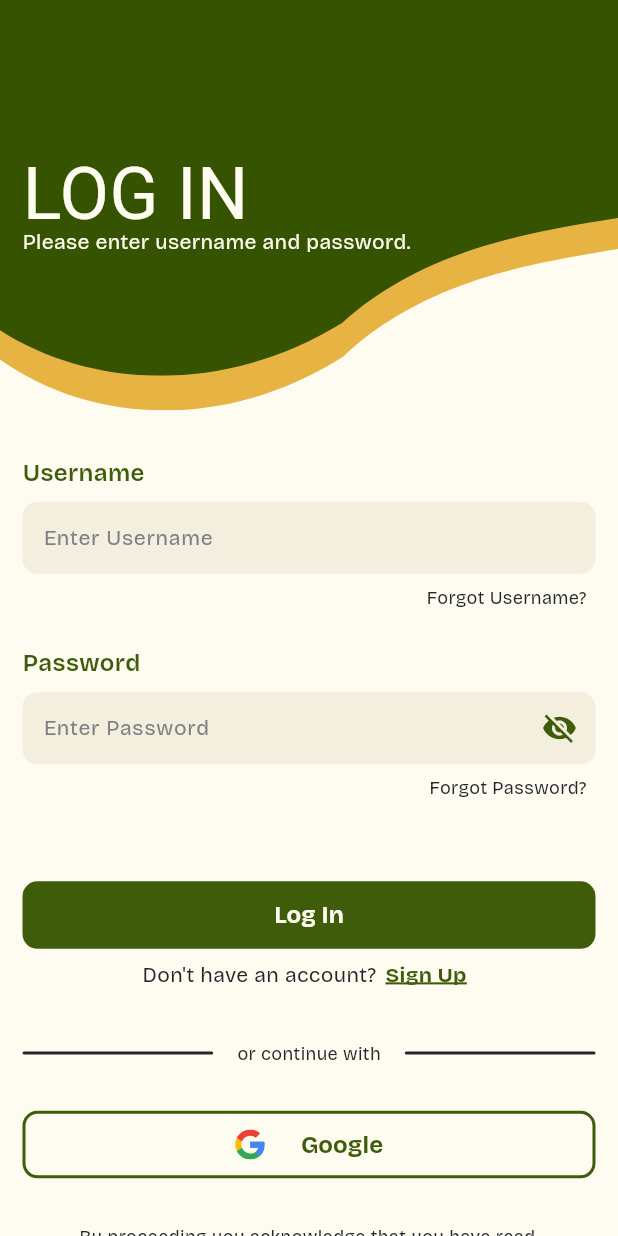
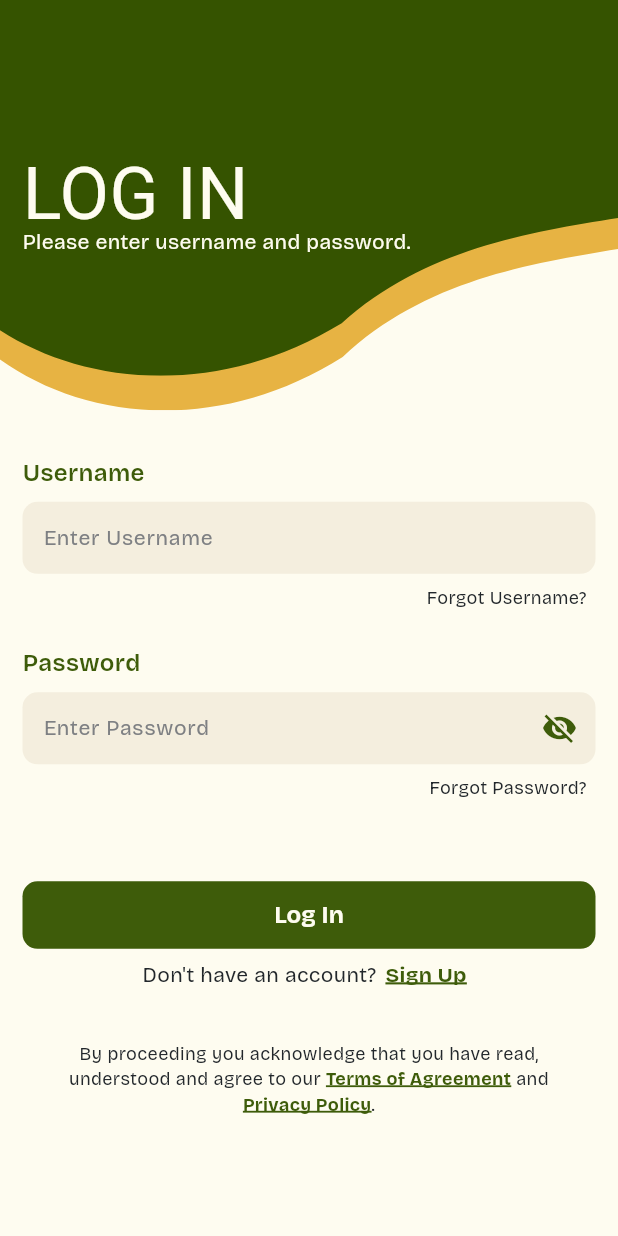
Before and after one commit to fortran-thesis/mobile, a Flutter app: the LoginScreen screen opened by its route, on a phone screen of 412 x 824 dp. Run offline on Flutter 3.47's test engine with Material 3 defaults, Android fonts, the light colour scheme and no system bars; drawn by our look-alikes of auto_size_text; our stand-ins replace camera, dotted_border, equatable, firebase_auth, firebase_core, fl_chart and 7 more; accounts and stored records are empty; project files that could hold a hidden picture were left out.

```diff
--- a/lib/pages/auth/login.dart
+++ b/lib/pages/auth/login.dart
@@ -354,64 +354,64 @@ class _LoginScreenState extends State<LoginScreen> {
                             )
                         ),
 
-                        /// Divider with "or continue with" text
-                        Padding(
-                          padding: const EdgeInsets.only(top: 30.0),
-                          child: Row(
-                            mainAxisAlignment: MainAxisAlignment.center,
-                            children: [
-                              Expanded(
-                                child: Container(
-                                  height: 2,
-                                  decoration: BoxDecoration(
-                                    color: MoldifyColors.MoldifyBlack,
-                                    borderRadius: BorderRadius.circular(2),
-                                  ),
-                                ),
-                              ),
-                              const Padding(
-                                padding: EdgeInsets.symmetric(horizontal: 16.0),
-                                child: AutoSizeText(
-                                  'or continue with',
-                                  style: TextStyle(
-                                      fontFamily: 'Bricolage-Grotesque-Regular',
-                                      fontSize: 12,
-                                      color: MoldifyColors.MoldifyBlack
-                                  ),
-                                  maxLines: 1,
-                                  minFontSize: 10,
-                                ),
-                              ),
-                              Expanded(
-                                child: Container(
-                                  height: 2,
-                                  decoration: BoxDecoration(
-                                    color: MoldifyColors.MoldifyBlack,
-                                    borderRadius: BorderRadius.circular(2),
-                                  ),
-                                ),
-                              ),
-                            ],
-                          ),
-                        ),
+                        // /// Divider with "or continue with" text
+                        // Padding(
+                        //   padding: const EdgeInsets.only(top: 30.0),
+                        //   child: Row(
+                        //     mainAxisAlignment: MainAxisAlignment.center,
+                        //     children: [
+                        //       Expanded(
+                        //         child: Container(
+                        //           height: 2,
+                        //           decoration: BoxDecoration(
+                        //             color: MoldifyColors.MoldifyBlack,
+                        //             borderRadius: BorderRadius.circular(2),
+                        //           ),
+                        //         ),
+                        //       ),
+                        //       const Padding(
+                        //         padding: EdgeInsets.symmetric(horizontal: 16.0),
+                        //         child: AutoSizeText(
+                        //           'or continue with',
+                        //           style: TextStyle(
+                        //               fontFamily: 'Bricolage-Grotesque-Regular',
+                        //               fontSize: 12,
+                        //               color: MoldifyColors.MoldifyBlack
+                        //           ),
+                        //           maxLines: 1,
+                        //           minFontSize: 10,
+                        //         ),
+                        //       ),
+                        //       Expanded(
+                        //         child: Container(
+                        //           height: 2,
+                        //           decoration: BoxDecoration(
+                        //             color: MoldifyColors.MoldifyBlack,
+                        //             borderRadius: BorderRadius.circular(2),
+                        //           ),
+                        //         ),
+                        //       ),
+                        //     ],
+                        //   ),
+                        // ),
 
-                        /// Google Login Button
-                        Padding(
-                          padding: const EdgeInsets.only(top: 30.0),
-                          child: BuildButton(
-                            buttonText: 'Google',
-                            onPressed: _onGoogleSignInPressed,
-                            backgroundColor: Colors.transparent,
-                            textColor: MoldifyColors.primaryColor,
-                            buttonHeight: 45,
-                            buttonWidth: MediaQuery.of(context).size.width,
-                            buttonRadius: 10,
-                            borderColor: MoldifyColors.primaryColor,
-                            svg: 'assets/icons/google-icon.svg',
-                            svgHeight: 20,
-                          ),
-                        ),
-                        /// End of Google Login Button
+                        // /// Google Login Button
+                        // Padding(
+                        //   padding: const EdgeInsets.only(top: 30.0),
+                        //   child: BuildButton(
+                        //     buttonText: 'Google',
+                        //     onPressed: _onGoogleSignInPressed,
+                        //     backgroundColor: Colors.transparent,
+                        //     textColor: MoldifyColors.primaryColor,
+                        //     buttonHeight: 45,
+                        //     buttonWidth: MediaQuery.of(context).size.width,
+                        //     buttonRadius: 10,
+                        //     borderColor: MoldifyColors.primaryColor,
+                        //     svg: 'assets/icons/google-icon.svg',
+                        //     svgHeight: 20,
+                        //   ),
+                        // ),
+                        // /// End of Google Login Button
 
                       ],
 
```
Also changed, not shown: lib/pages/auth/signup.dart (+41 -41 lines).
